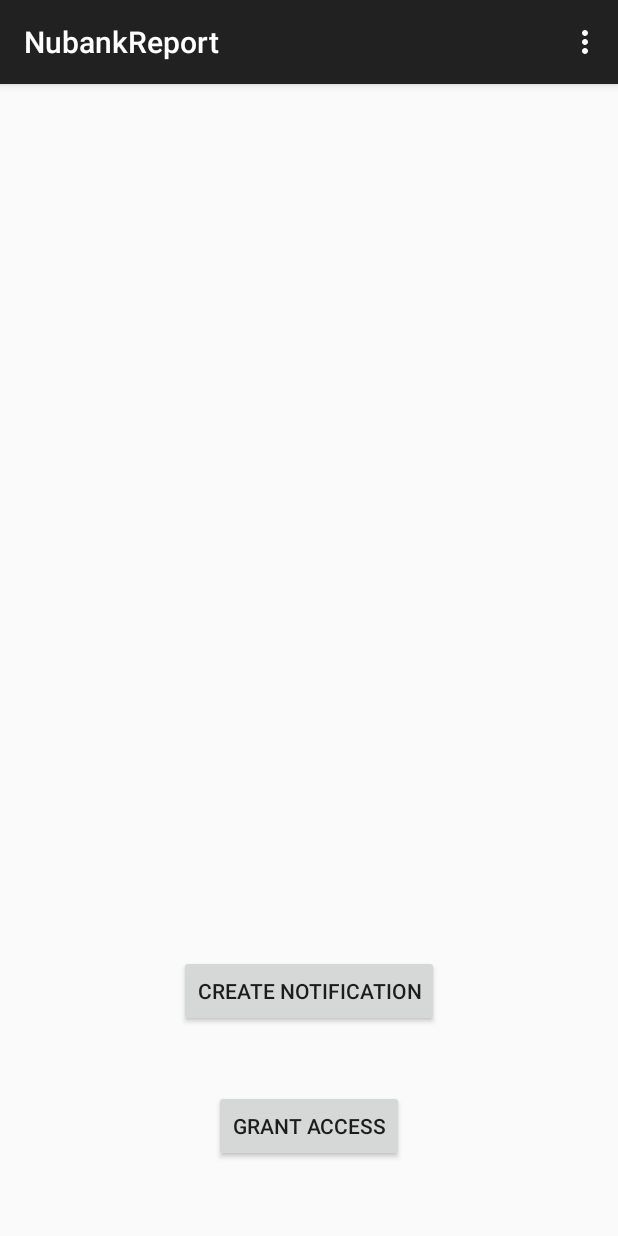
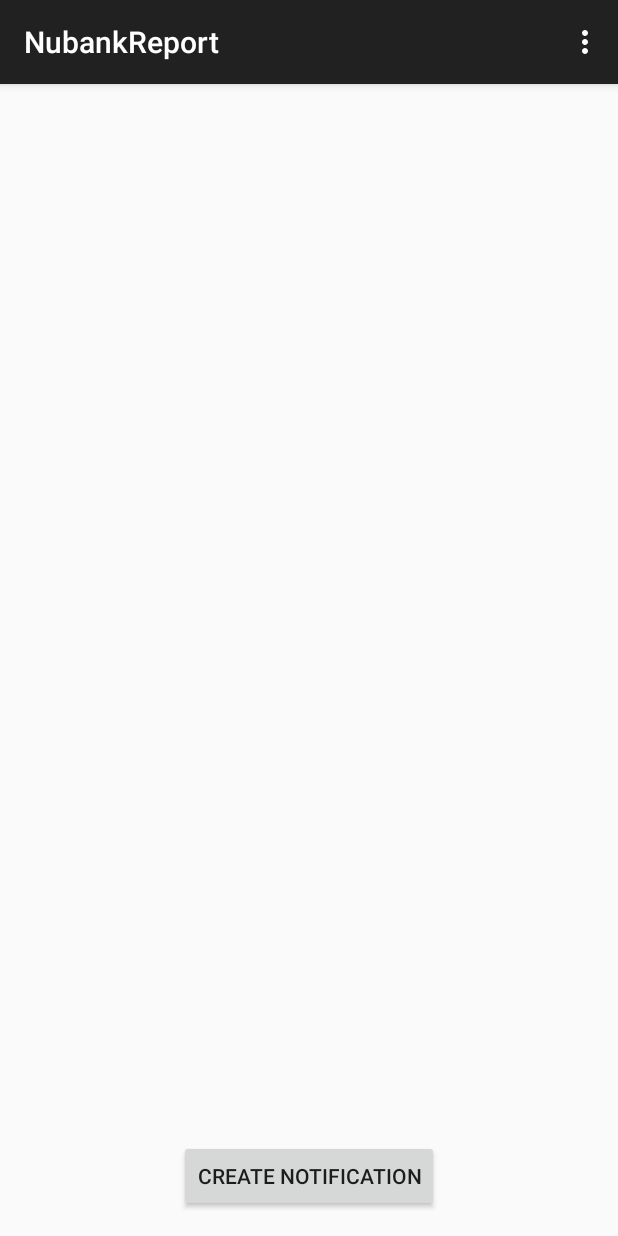
Before and after one commit to vitorog/nubank-report, an Android app: the screen it shows after launch (MainActivity), after a tap on "CREATE NOTIFICATION", on a phone screen of 412 x 824 dp. Run offline under Robolectric (Android 15) with nearby library versions, the phone set to English and light mode, and no system bars.

Commit message:
--Modify listener to capture only Nubank notifications --Add NubankPurchase model object --Create Nubank notifications parser --Remove debug "grant access" button --Add "security -> notifications" action to "Settings" menu

```diff
--- a/app/build.gradle
+++ b/app/build.gradle
@@ -6,7 +6,7 @@ android {
 
     defaultConfig {
         applicationId "com.vitorog.nubankreport"
-        minSdkVersion 18
+        minSdkVersion 19
         targetSdkVersion 23
         versionCode 1
         versionName "1.0"
--- a/app/src/main/java/com/vitorog/nubankreport/MainActivity.java
+++ b/app/src/main/java/com/vitorog/nubankreport/MainActivity.java
@@ -9,7 +9,6 @@ import android.support.v4.app.NotificationCompat;
 import android.support.v4.content.LocalBroadcastManager;
 import android.support.v7.app.AppCompatActivity;
 import android.os.Bundle;
-import android.util.Log;
 import android.view.Menu;
 import android.view.MenuItem;
 import android.view.View;
@@ -22,7 +21,6 @@ import java.util.ArrayList;
 public class MainActivity extends AppCompatActivity {
 
     private NotificationReceiver receiver;
-    final static String notificationListenerIntent = "com.vitorog.nubankreport.NOTIFICATION_LISTENER";
 
     private ArrayList<String> notificationsList = new ArrayList<String>();
     private ArrayAdapter<String> notificationsAdapter;
@@ -31,9 +29,8 @@ public class MainActivity extends AppCompatActivity {
     protected void onCreate(Bundle savedInstanceState) {
         super.onCreate(savedInstanceState);
         setContentView(R.layout.activity_main);
-        Log.i("MainActivity", "onCreate");
         IntentFilter filter = new IntentFilter();
-        filter.addAction(notificationListenerIntent);
+        filter.addAction(Constants.NUBANK_PURCHASE_LISTENER_INTENT);
         receiver = new NotificationReceiver();
         LocalBroadcastManager.getInstance(this).registerReceiver(receiver, filter);
 
@@ -41,26 +38,16 @@ public class MainActivity extends AppCompatActivity {
         ListView list = (ListView)this.findViewById(R.id.notificationsListView);
         list.setAdapter(notificationsAdapter);
 
-        Button accessButton = (Button)this.findViewById(R.id.accessButton);
-        accessButton.setOnClickListener(new View.OnClickListener() {
-            @Override
-            public void onClick(View v) {
-                Intent intent=new Intent("android.settings.ACTION_NOTIFICATION_LISTENER_SETTINGS");
-                startActivity(intent);
-            }
-        });
 
         Button createNotificationButton = (Button) this.findViewById(R.id.createNotificationButton);
         createNotificationButton.setOnClickListener(new View.OnClickListener(){
 
             @Override
             public void onClick(View v) {
-                Log.i("Create notification","HERE");
                 NotificationManager manager = (NotificationManager) getSystemService(NOTIFICATION_SERVICE);
                 NotificationCompat.Builder builder = new NotificationCompat.Builder(MainActivity.this);
-                builder.setContentTitle("Test Notification");
-                builder.setContentText("Test Notification Text");
-                builder.setAutoCancel(true);
+                builder.setContentTitle(Constants.NUBANK_NOTIFICATION_TITLE);
+                builder.setContentText(Constants.NUBANK_NOTIFICATION_TEXT_EXAMPLE);
                 builder.setSmallIcon(R.mipmap.ic_launcher);
                 manager.notify((int)System.currentTimeMillis(), builder.build());
             }
@@ -84,20 +71,26 @@ public class MainActivity extends AppCompatActivity {
 
         //noinspection SimplifiableIfStatement
         if (id == R.id.action_settings) {
+            Intent intent = new Intent(Constants.ANDROID_NOTIFICATION_LISTENER_SETTINGS);
+            startActivity(intent);
             return true;
         }
 
         return super.onOptionsItemSelected(item);
     }
 
+    private void addNewPurchase(NubankPurchase purchase){
+        notificationsList.add(purchase.getFormattedString());
+        notificationsAdapter.notifyDataSetChanged();
+    }
+
+
+
     class NotificationReceiver extends BroadcastReceiver {
 
         @Override
         public void onReceive(Context context, Intent intent) {
-            Log.i("Notification received", "MainActivity HERE");
-            Bundle extras = intent.getExtras();
-            notificationsList.add(extras.getString("package") + " - " + extras.getString("id") + " - " + extras.getString("posttime") + " - " + extras.getString("ticker"));
-            notificationsAdapter.notifyDataSetChanged();
+            addNewPurchase(new NubankPurchase(intent));
         }
     }
 }
--- a/app/src/main/res/layout/activity_main.xml
+++ b/app/src/main/res/layout/activity_main.xml
@@ -8,20 +8,10 @@
     <Button
         android:layout_width="wrap_content"
         android:layout_height="wrap_content"
-        android:text="Grant Access"
-        android:id="@+id/accessButton"
-        android:layout_alignParentBottom="true"
-        android:layout_centerHorizontal="true"
-        android:layout_marginBottom="33dp" />
-
-    <Button
-        android:layout_width="wrap_content"
-        android:layout_height="wrap_content"
         android:text="Create Notification"
         android:id="@+id/createNotificationButton"
-        android:layout_above="@+id/accessButton"
-        android:layout_centerHorizontal="true"
-        android:layout_marginBottom="42dp" />
+        android:layout_alignParentBottom="true"
+        android:layout_centerHorizontal="true" />
 
     <ListView
         android:layout_width="wrap_content"
```
Also changed, not shown: app/src/main/java/com/vitorog/nubankreport/Constants.java (added, +31 -0 lines), app/src/main/java/com/vitorog/nubankreport/NubankListenerService.java (+21 -21 lines), app/src/main/java/com/vitorog/nubankreport/NubankPurchase.java (added, +108 -0 lines).
